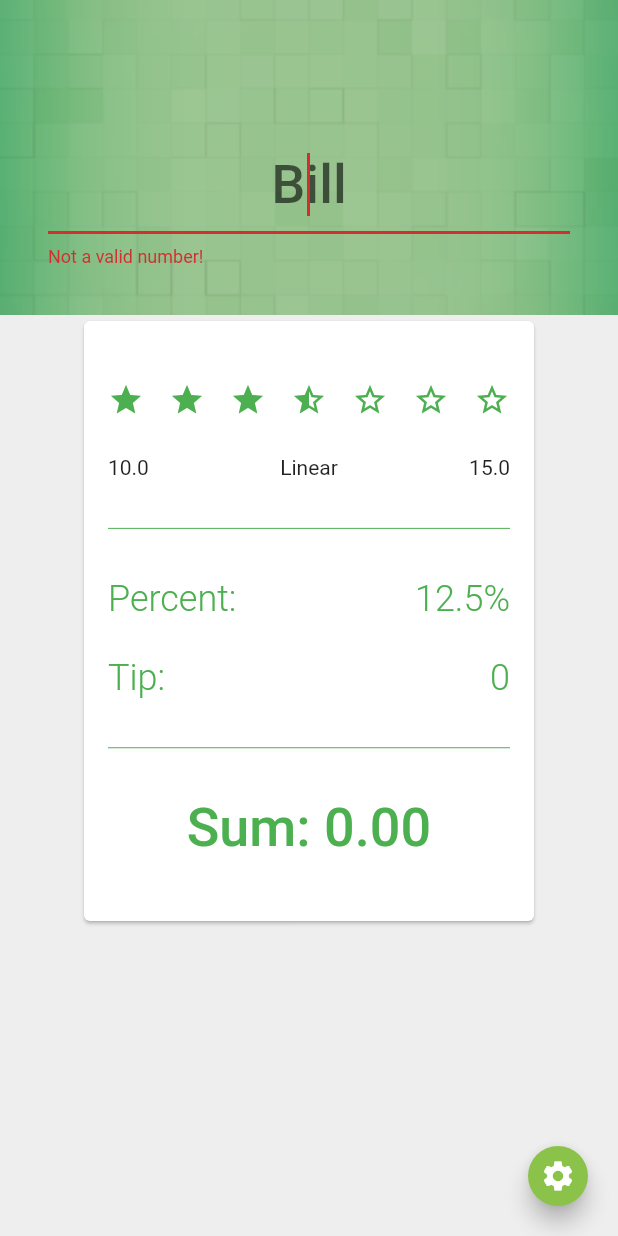
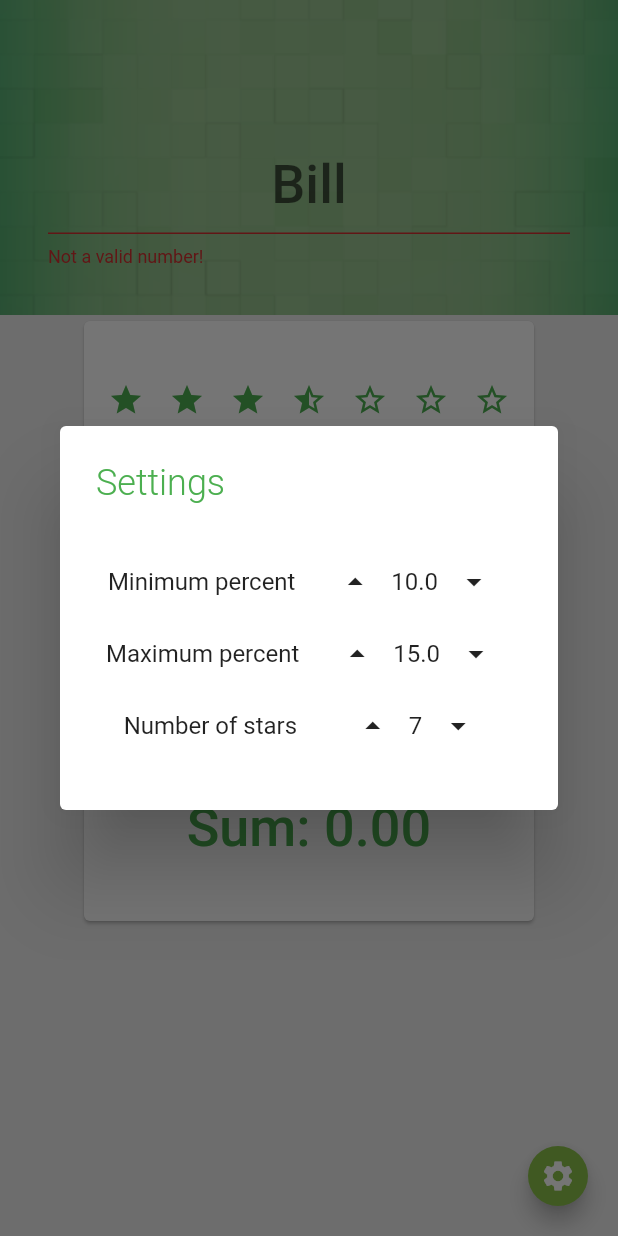
Before and after one commit to alongruss/Tipping, a Flutter app: the screen it shows after launch, after a tap on the "settings" icon, on a phone screen of 412 x 824 dp. Run offline on Flutter 3.47's test engine with Material 2 defaults, Android fonts, the phone set to English and light mode, and no system bars; Roboto replaces fonts that are missing (Hind).

Commit message:
Dialog now working with scoped model (but not updating itself)

```diff
--- a/lib/SettingsModel.dart
+++ b/lib/SettingsModel.dart
@@ -14,7 +14,7 @@ class SettingsModel extends Model {
     notifyListeners();
   }
   void subtractStar(){
-    if (numOfStars>0) _params.numOfStars--;
+    if (numOfStars>3) _params.numOfStars--;
     notifyListeners();
   }
 
--- a/lib/calculatorPage.dart
+++ b/lib/calculatorPage.dart
@@ -19,13 +19,13 @@ class CalculatorPage extends StatefulWidget {
 class _CalculatorPageState extends State<CalculatorPage> {
   final GlobalKey<FormState> _formKey = GlobalKey<FormState>();
   double input = 0.0;
-  double tip = 0.0;
-  int rating = 2;
   Modal modal = new Modal();
   MyDialog myDialog = new MyDialog();
 
   @override
   Widget build(BuildContext context) {
+    return ScopedModelDescendant<SettingsModel>(
+        builder: (context, child, modelSettings) {
       return Scaffold(
         backgroundColor: Colors.grey[200],
         body: Column(children: <Widget>[
@@ -61,13 +61,11 @@ class _CalculatorPageState extends State<CalculatorPage> {
                   onFieldSubmitted: (String value) {
                     setState(() {
                       input = double.parse(value);
-                    tip = input * widget.params.min * 0.01;
                     });
                   },
                   onSaved: (String value) {
                     setState(() {
                       input = double.parse(value);
-                    tip = input * widget.params.min * 0.01;
                     });
                   },
                   cursorColor: Colors.white,
@@ -82,12 +80,19 @@ class _CalculatorPageState extends State<CalculatorPage> {
           ),
           Flexible(
             flex: 2,
-          child: Recipt(params: widget.params, input: input),
+            child: Recipt(settingsModel: modelSettings, input: input),
           ),
         ]),
+
         floatingActionButton: FloatingActionButton(
           onPressed: () {
-          MyDialog();
+            myDialog._askUser(context, modelSettings);
+
+            /*ScopedModelDescendant<SettingsModel>(
+    builder: (context, child, settings)
+    {
+      showMyDialog("a", context,settings);
+    });*/
             //modal.mainBottomSheet(context);
             /*Navigator.push(
               context,
@@ -105,13 +110,14 @@ class _CalculatorPageState extends State<CalculatorPage> {
         floatingActionButtonLocation: FloatingActionButtonLocation
             .endFloat, // This trailing comma makes auto-formatting nicer for build methods.
       );
+    });
   }
 }
 
 class Recipt extends StatefulWidget {
-  Recipt({this.params, this.input});
+  Recipt({this.settingsModel, this.input});
 
-  final Params params;
+  final SettingsModel settingsModel;
   final double input;
 
   @override
@@ -124,9 +130,14 @@ class _ReciptState extends State<Recipt> {
   int tip = 0;
 
   Widget build(BuildContext context) {
-    percent = lerpDouble(widget.params.min, widget.params.max,
+
+        percent = lerpDouble(widget.settingsModel.min, widget.settingsModel.max,
+            rating / widget.settingsModel.numOfStars);
+        tip = (percent * 0.01 * widget.input).round();
+
+    /*percent = lerpDouble(widget.params.min, widget.params.max,
         rating / widget.params.numOfStars);
-    tip = (percent * 0.01 * widget.input).round();
+    tip = (percent * 0.01 * widget.input).round();*/
 
     return Card(
       color: Colors.white,
@@ -140,7 +151,6 @@ class _ReciptState extends State<Recipt> {
                 ScopedModelDescendant<SettingsModel>(
                     builder: (context, child, settings) {
                   return RatingScale(
-                    starCount: settings.numOfStars,
                     rating: rating,
                     onRatingChanged: (newRating) =>
                         setState(() => this.rating = newRating),
@@ -192,16 +202,16 @@ class _ReciptState extends State<Recipt> {
 typedef void RatingChangeCallback(double newRating);
 
 class RatingScale extends StatelessWidget {
-  final int starCount;
   final RatingChangeCallback onRatingChanged;
   final Color color;
   double rating;
 
   RatingScale(
-      {this.starCount = 5,
-      this.rating = 4.0,
+      {
+      this.rating,
       this.onRatingChanged,
-      this.color});
+      this.color
+      });
 
   Widget buildStar(BuildContext context, int index) {
     Icon icon;
@@ -234,10 +244,10 @@ class RatingScale extends StatelessWidget {
       child: Column(
           mainAxisAlignment: MainAxisAlignment.spaceEvenly,
           children: <Widget>[
-            Row(
+            ScopedModelDescendant<SettingsModel>(builder:(context,child,model){return Row(
                 mainAxisAlignment: MainAxisAlignment.spaceBetween,
                 children: new List.generate(
-                    starCount, (index) => buildStar(context, index))),
+                    model.numOfStars, (index) => buildStar(context, index)));}),
           ]),
     );
   }
@@ -254,47 +264,98 @@ class DecimalNumberSubmitValidator {
   }
 }
 
-class MyDialog extends StatelessWidget {
-
-
-  Widget _askUser(BuildContext context) {
+class MyDialog {
+  _askUser(BuildContext context, SettingsModel settingsModel) {
     showDialog(
       context: context,
       builder: (BuildContext context) {
         return SimpleDialog(
-          title: new Text('Do you like Flutter?'),
+          title: new Text('Settings'),
           children: <Widget>[
+            Container(padding: EdgeInsets.all(16),child:Column(
+              children: <Widget>[
+                Row(
+                  mainAxisAlignment: MainAxisAlignment.spaceEvenly,
+                  children: <Widget>[
+                    Text('Minimum percent'),
                     Row(
                         mainAxisAlignment: MainAxisAlignment.center,
                         mainAxisSize: MainAxisSize.min,
                         children: <Widget>[
-                  ScopedModelDescendant<SettingsModel>(
-                    builder: (context, child, settings) {
-                      return IconButton(
+                          IconButton(
                             icon: Icon(Icons.arrow_drop_up),
                             onPressed: () {
-                          settings.addStar();
-                        },
-                      );
+                              settingsModel.addStar();
                             },
                           ),
                           Text(
-                    'hellop',
+                            settingsModel.min.toStringAsFixed(1),
                             textAlign: TextAlign.center,
                           ),
                           IconButton(
                               icon: Icon(Icons.arrow_drop_down),
                               onPressed: () {
-                        null;
+                                settingsModel.subtractStar();
                               }),
                         ])
+                  ],
+                ),Row(
+                  mainAxisAlignment: MainAxisAlignment.spaceEvenly,
+                  children: <Widget>[
+                    Text('Maximum percent'),
+                    Row(
+                        mainAxisAlignment: MainAxisAlignment.center,
+                        mainAxisSize: MainAxisSize.min,
+                        children: <Widget>[
+                          IconButton(
+                            icon: Icon(Icons.arrow_drop_up),
+                            onPressed: () {
+                              settingsModel.addStar();
+                            },
+                          ),
+                          Text(
+                            settingsModel.max.toStringAsFixed(1),
+                            textAlign: TextAlign.center,
+                          ),
+                          IconButton(
+                              icon: Icon(Icons.arrow_drop_down),
+                              onPressed: () {
+                                settingsModel.subtractStar();
+                              }),
+                        ])
+                  ],
+                ),Row(
+                  mainAxisAlignment: MainAxisAlignment.spaceEvenly,
+                  children: <Widget>[
+                    Text('Number of stars'),
+                    Row(
+                        mainAxisAlignment: MainAxisAlignment.center,
+                        mainAxisSize: MainAxisSize.min,
+                        children: <Widget>[
+                          IconButton(
+                            icon: Icon(Icons.arrow_drop_up),
+                            onPressed: () {
+                              settingsModel.addStar();
+                            },
+                          ),
+                          Text(
+                            settingsModel.numOfStars.toString(),
+                            textAlign: TextAlign.center,
+                          ),
+                          IconButton(
+                              icon: Icon(Icons.arrow_drop_down),
+                              onPressed: () {
+                                settingsModel.subtractStar();
+                              }),
+                        ])
+                  ],
+                ),
+              ],
+            )),
+
           ],
         );
       },
     );
   }
-
-  Widget build(BuildContext context) {
-    return _askUser(context);
 }
-}
```
Lines whose indentation alone changed are shown as unchanged.
